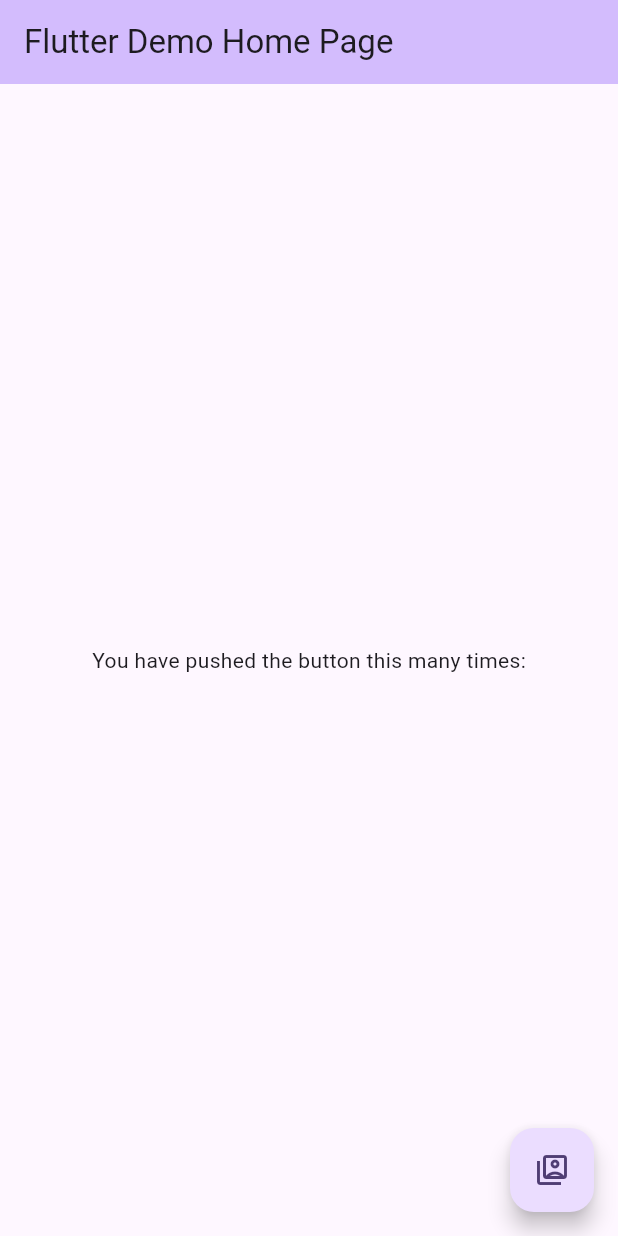
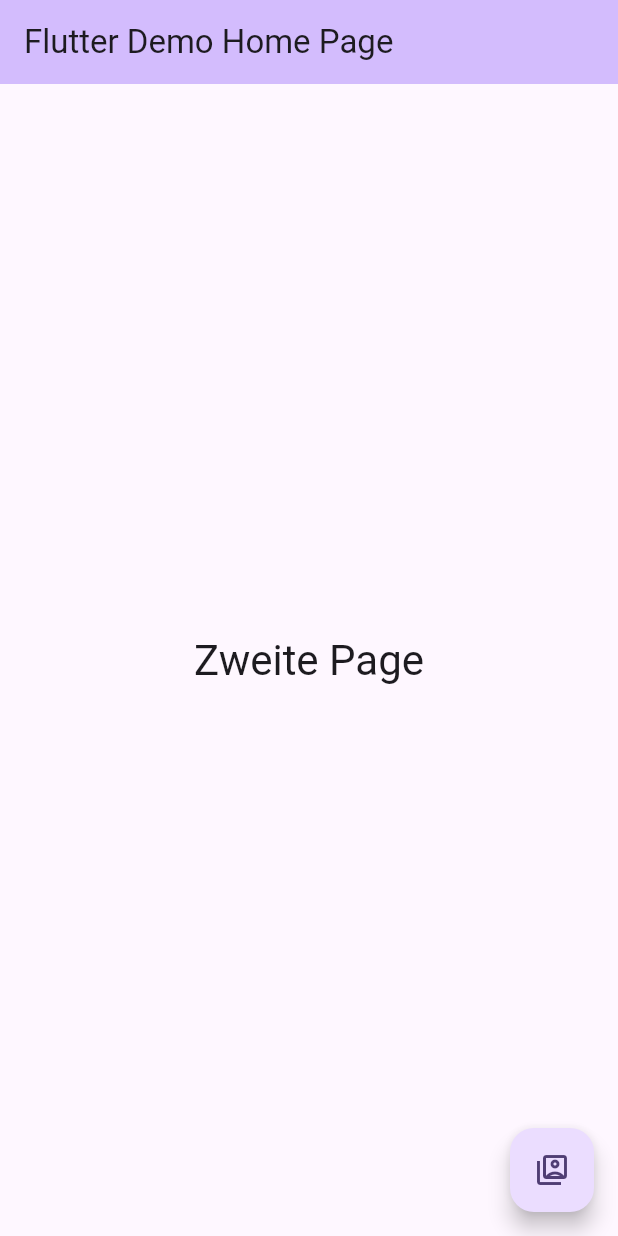
Before and after one commit to JakobKleeberger/androrg, a Flutter app: the screen it shows after launch, after a tap on the "switch account" icon, on a phone screen of 412 x 824 dp. Run offline on Flutter 3.47's test engine with Material 3 defaults, Android fonts, the phone set to English and light mode, and no system bars; our stand-ins replace file_picker; missing offline and left inert: org_parser.

Commit message:
stole different flake

```diff
--- a/lib/main.dart
+++ b/lib/main.dart
@@ -1,8 +1,9 @@
-import 'dart:ffi';
 import 'dart:io';
 
 import 'package:file_picker/file_picker.dart';
 import 'package:flutter/material.dart';
+import 'package:my_app/pages/dates.dart';
+import 'package:my_app/pages/second.dart';
 import 'package:org_parser/org_parser.dart';
 
 void main() {
@@ -60,6 +61,9 @@ class MyHomePage extends StatefulWidget {
 
 class _MyHomePageState extends State<MyHomePage> {
   bool isFileLoaded = false;
+  String _orgContent = "";
+  late List pages;
+  int index = 0;
 
   void _incrementCounter() {
     setState(() {
@@ -72,18 +76,28 @@ class _MyHomePageState extends State<MyHomePage> {
     });
   }
 
+  Future<void> _load_org_file_long() async {
+    FilePickerResult? result = await FilePicker.platform.pickFiles();
+    File file = File(result!.files.first.path.toString());
+    String content = await file.readAsString();
+    setState(() {
+      OrgDocument doc = OrgDocument.parse(content);
+      _orgContent = content;
+    });
+  }
+
   Future<void> _load_org_file() async {
-    FilePickerResult? result = await FilePicker.platform.pickFiles();
-    if (result != null) {
-      File file = File(result.files.first.path.toString());
-      String content = await file.readAsString();
-      final doc = OrgDocument.parse(content);
-      print(doc.toString());
-    } else {}
+    setState(() {
+      index++;
+      if (pages.length == index) {
+        index = 0;
+      }
+    });
   }
 
   @override
   Widget build(BuildContext context) {
+    pages = [datePage(_orgContent, context), secondPage(_orgContent, context)];
     // This method is rerun every time setState is called, for instance as done
     // by the _incrementCounter method above.
     //
@@ -100,38 +114,15 @@ class _MyHomePageState extends State<MyHomePage> {
         // the App.build method, and use it to set our appbar title.
         title: Text(widget.title),
       ),
-      body: Center(
-        // Center is a layout widget. It takes a single child and positions it
-        // in the middle of the parent.
-        child: Column(
-          // Column is also a layout widget. It takes a list of children and
-          // arranges them vertically. By default, it sizes itself to fit its
-          // children horizontally, and tries to be as tall as its parent.
-          //
-          // Column has various properties to control how it sizes itself and
-          // how it positions its children. Here we use mainAxisAlignment to
-          // center the children vertically; the main axis here is the vertical
-          // axis because Columns are vertical (the cross axis would be
-          // horizontal).
-          //
-          // TRY THIS: Invoke "debug painting" (choose the "Toggle Debug Paint"
-          // action in the IDE, or press "p" in the console), to see the
-          // wireframe for each widget.
-          mainAxisAlignment: MainAxisAlignment.center,
-          children: <Widget>[
-            const Text('You have pushed the button this many times:'),
-            // Text(
-            //   '$_counter',
-            //   style: Theme.of(context).textTheme.headlineMedium,
-            // ),
-          ],
+      body: pages[index],
+      floatingActionButton: InkWell(
+        onLongPress: _load_org_file_long,
+        child: FloatingActionButton(
+          onPressed: _load_org_file,
+          tooltip: 'Loads org file',
+          child: const Icon(Icons.switch_account_outlined),
         ),
       ),
-      floatingActionButton: FloatingActionButton(
-        onPressed: _load_org_file,
-        tooltip: 'Loads org file',
-        child: const Icon(Icons.switch_account_outlined),
-      ), // This trailing comma makes auto-formatting nicer for build methods.
     );
   }
 }
--- /dev/null
+++ b/lib/pages/dates.dart
@@ -0,0 +1,13 @@
+import 'package:flutter/cupertino.dart';
+import 'package:flutter/material.dart';
+
+Widget datePage(String display, BuildContext context) => Center(
+  child: SingleChildScrollView(
+    child: Column(
+      mainAxisAlignment: MainAxisAlignment.center,
+      children: <Widget>[
+        Text('$display', style: Theme.of(context).textTheme.headlineMedium),
+      ],
+    ),
+  ),
+);
--- /dev/null
+++ b/lib/pages/second.dart
@@ -0,0 +1,13 @@
+import 'package:flutter/cupertino.dart';
+import 'package:flutter/material.dart';
+
+Widget secondPage(String display, BuildContext context) => Center(
+  child: SingleChildScrollView(
+    child: Column(
+      mainAxisAlignment: MainAxisAlignment.center,
+      children: <Widget>[
+        Text('Zweite Page', style: Theme.of(context).textTheme.headlineMedium),
+      ],
+    ),
+  ),
+);
```
Also changed, not shown: 2 other files.
